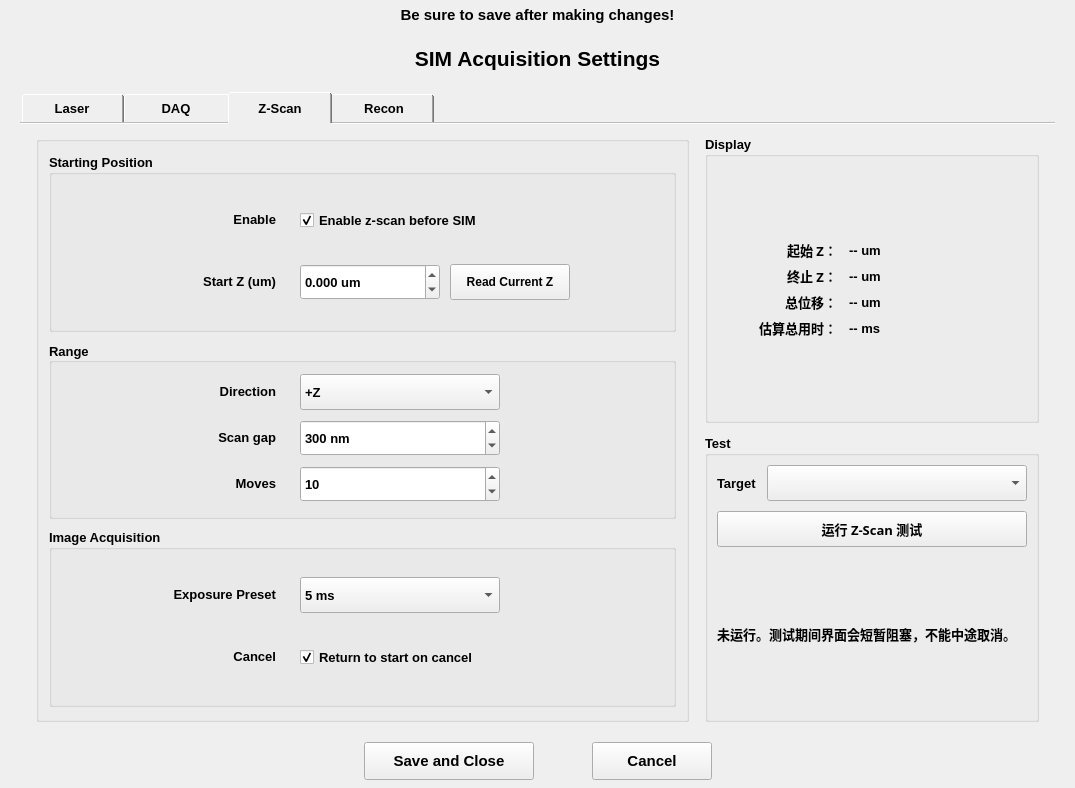
First picture: the form in sim_control/sim_settings_dialog.ui, repository XinTan12/SIM_AutoSystem, before the edit.
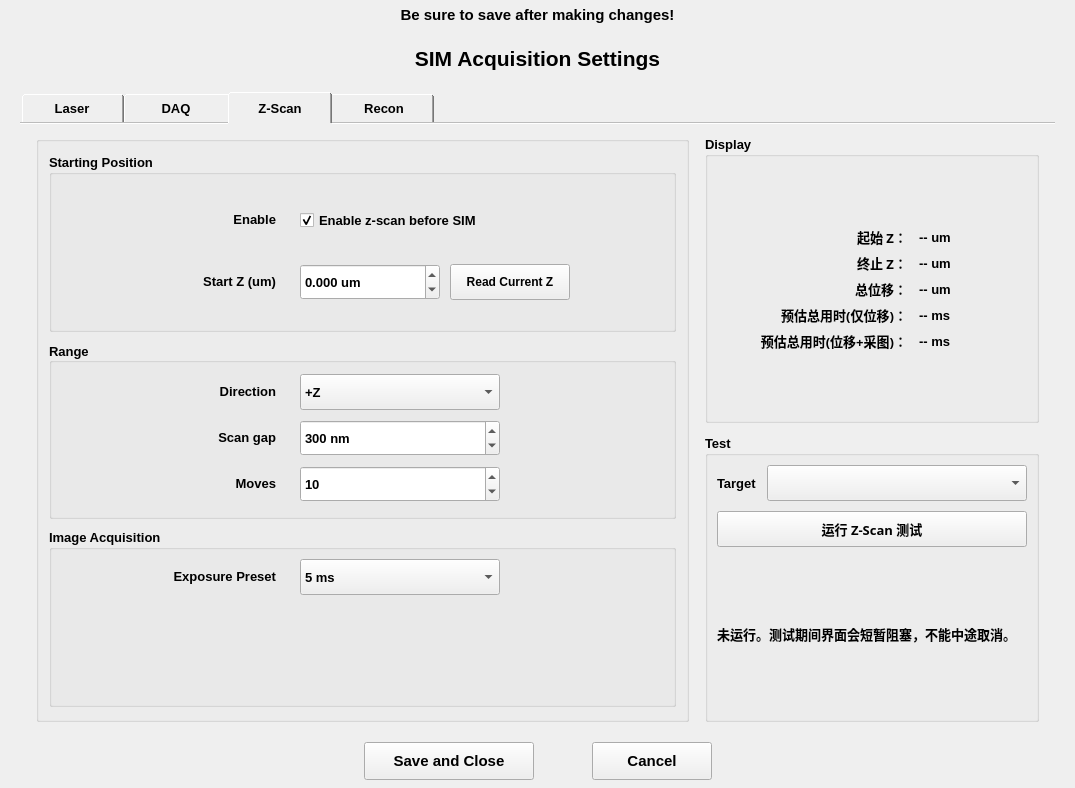
Second picture: the form after the edit.

Patch:
```diff
--- a/sim_control/sim_settings_dialog.ui
+++ b/sim_control/sim_settings_dialog.ui
@@ -1822,51 +1822,7 @@
                  </item>
                 </widget>
                </item>
-               <item row="1" column="1" alignment="Qt::AlignRight|Qt::AlignVCenter">
-                <widget class="QLabel" name="label_zscan_cancel">
-                 <property name="minimumSize">
-                  <size>
-                   <width>120</width>
-                   <height>0</height>
-                  </size>
-                 </property>
-                 <property name="maximumSize">
-                  <size>
-                   <width>120</width>
-                   <height>16777215</height>
-                  </size>
-                 </property>
-                 <property name="text">
-                  <string>Cancel</string>
-                 </property>
-                 <property name="alignment">
-                  <set>Qt::AlignRight|Qt::AlignTrailing|Qt::AlignVCenter</set>
-                 </property>
-                </widget>
-               </item>
-               <item row="1" column="2">
-                <widget class="QCheckBox" name="check_zscan_return_to_start">
-                 <property name="minimumSize">
-                  <size>
-                   <width>240</width>
-                   <height>36</height>
-                  </size>
-                 </property>
-                 <property name="maximumSize">
-                  <size>
-                   <width>320</width>
-                   <height>16777215</height>
-                  </size>
-                 </property>
-                 <property name="text">
-                  <string>Return to start on cancel</string>
-                 </property>
-                 <property name="checked">
-                  <bool>true</bool>
-                 </property>
-                </widget>
-               </item>
-               <item row="0" column="0" rowspan="2">
+               <item row="0" column="0">
                 <spacer name="horizontalSpacer_zscan_capture_left">
                  <property name="orientation">
                   <enum>Qt::Horizontal</enum>
@@ -1882,7 +1838,7 @@
                  </property>
                 </spacer>
                </item>
-               <item row="0" column="3" rowspan="2">
+               <item row="0" column="3">
                 <spacer name="horizontalSpacer_zscan_capture_right">
                  <property name="orientation">
                   <enum>Qt::Horizontal</enum>
@@ -2070,12 +2026,12 @@
                 </property>
                 <property name="minimumSize">
                  <size>
-                  <width>120</width>
+                  <width>190</width>
                   <height>0</height>
                  </size>
                 </property>
                 <property name="text">
-                 <string>估算总用时：</string>
+                 <string>预估总用时(仅位移)：</string>
                 </property>
                 <property name="alignment">
                  <set>Qt::AlignRight|Qt::AlignTrailing|Qt::AlignVCenter</set>
@@ -2100,6 +2056,48 @@
                 </property>
                </widget>
               </item>
+              <item row="4" column="0">
+               <widget class="QLabel" name="label_zscan_preview_capture_eta">
+                <property name="font">
+                 <font>
+                  <family>Microsoft YaHei</family>
+                  <pointsize>10</pointsize>
+                  <weight>75</weight>
+                  <bold>true</bold>
+                 </font>
+                </property>
+                <property name="minimumSize">
+                 <size>
+                  <width>190</width>
+                  <height>0</height>
+                 </size>
+                </property>
+                <property name="text">
+                 <string>预估总用时(位移+采图)：</string>
+                </property>
+                <property name="alignment">
+                 <set>Qt::AlignRight|Qt::AlignTrailing|Qt::AlignVCenter</set>
+                </property>
+               </widget>
+              </item>
+              <item row="4" column="1">
+               <widget class="QLabel" name="label_zscan_preview_capture_eta_value">
+                <property name="font">
+                 <font>
+                  <family>Arial</family>
+                  <pointsize>10</pointsize>
+                  <weight>75</weight>
+                  <bold>true</bold>
+                 </font>
+                </property>
+                <property name="text">
+                 <string>-- ms</string>
+                </property>
+                <property name="alignment">
+                 <set>Qt::AlignLeft|Qt::AlignVCenter</set>
+                </property>
+               </widget>
+              </item>
              </layout>
             </widget>
            </item>
```
